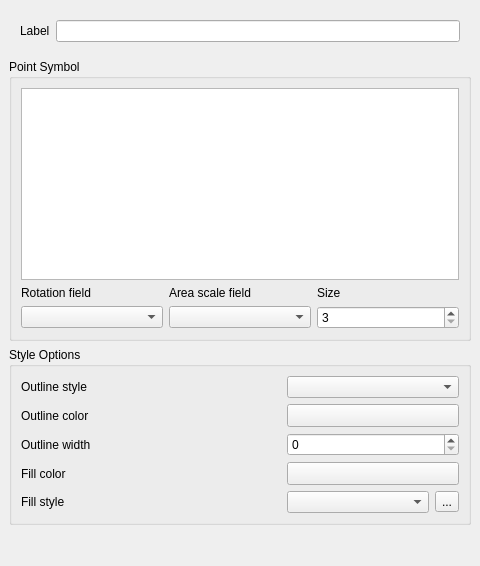
Old version of the form src/ui/qgssinglesymboldialogbase.ui in the repository stopa85/Quantum-GIS.
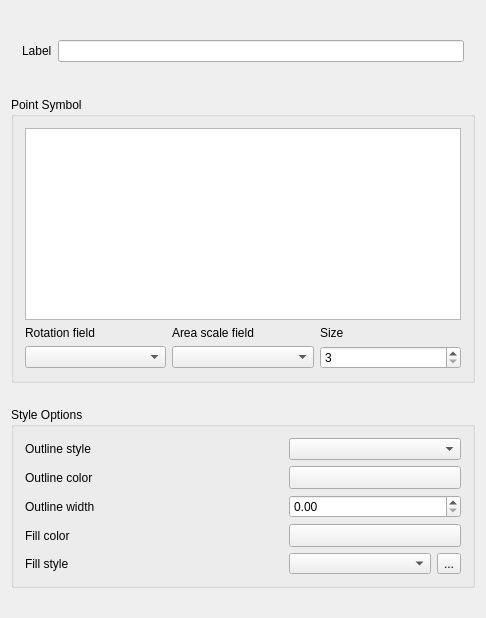
New version of the form. Custom widgets are drawn as their Qt base class.

```diff
--- a/src/ui/qgssinglesymboldialogbase.ui
+++ b/src/ui/qgssinglesymboldialogbase.ui
@@ -5,14 +5,12 @@
    <rect>
     <x>0</x>
     <y>0</y>
-    <width>480</width>
-    <height>566</height>
+    <width>486</width>
+    <height>618</height>
    </rect>
   </property>
   <property name="sizePolicy" >
-   <sizepolicy>
-    <hsizetype>0</hsizetype>
-    <vsizetype>0</vsizetype>
+   <sizepolicy vsizetype="Fixed" hsizetype="Fixed" >
     <horstretch>0</horstretch>
     <verstretch>0</verstretch>
    </sizepolicy>
@@ -21,18 +19,52 @@
    <string>Single Symbol</string>
   </property>
   <layout class="QGridLayout" >
-   <property name="margin" >
-    <number>9</number>
-   </property>
-   <property name="spacing" >
-    <number>6</number>
-   </property>
+   <item row="0" column="0" >
+    <layout class="QHBoxLayout" >
+     <property name="leftMargin" >
+      <number>11</number>
+     </property>
+     <property name="topMargin" >
+      <number>11</number>
+     </property>
+     <property name="rightMargin" >
+      <number>11</number>
+     </property>
+     <property name="bottomMargin" >
+      <number>11</number>
+     </property>
+     <item>
+      <widget class="QLabel" name="mLabel" >
+       <property name="minimumSize" >
+        <size>
+         <width>0</width>
+         <height>22</height>
+        </size>
+       </property>
+       <property name="text" >
+        <string>Label</string>
+       </property>
+       <property name="buddy" >
+        <cstring>mLabelEdit</cstring>
+       </property>
+      </widget>
+     </item>
+     <item>
+      <widget class="QLineEdit" name="mLabelEdit" >
+       <property name="minimumSize" >
+        <size>
+         <width>0</width>
+         <height>22</height>
+        </size>
+       </property>
+      </widget>
+     </item>
+    </layout>
+   </item>
    <item row="1" column="0" >
     <widget class="QGroupBox" name="mGroupPoint" >
      <property name="sizePolicy" >
-      <sizepolicy>
-       <hsizetype>7</hsizetype>
-       <vsizetype>0</vsizetype>
+      <sizepolicy vsizetype="Fixed" hsizetype="Expanding" >
        <horstretch>0</horstretch>
        <verstretch>0</verstretch>
       </sizepolicy>
@@ -41,12 +73,6 @@
       <string>Point Symbol</string>
      </property>
      <layout class="QGridLayout" >
-      <property name="margin" >
-       <number>9</number>
-      </property>
-      <property name="spacing" >
-       <number>6</number>
-      </property>
       <item row="2" column="2" >
        <widget class="QSpinBox" name="mPointSizeSpinBox" >
         <property name="maximum" >
@@ -147,9 +173,7 @@
    <item row="2" column="0" >
     <widget class="QGroupBox" name="groupBox_3" >
      <property name="sizePolicy" >
-      <sizepolicy>
-       <hsizetype>7</hsizetype>
-       <vsizetype>0</vsizetype>
+      <sizepolicy vsizetype="Fixed" hsizetype="Expanding" >
        <horstretch>0</horstretch>
        <verstretch>0</verstretch>
       </sizepolicy>
@@ -158,29 +182,6 @@
       <string>Style Options</string>
      </property>
      <layout class="QGridLayout" >
-      <property name="margin" >
-       <number>9</number>
-      </property>
-      <property name="spacing" >
-       <number>6</number>
-      </property>
-      <item row="4" column="2" >
-       <widget class="QToolButton" name="toolSelectTexture" >
-        <property name="text" >
-         <string>...</string>
-        </property>
-       </widget>
-      </item>
-      <item row="4" column="1" >
-       <widget class="QComboBox" name="cboFillStyle" >
-        <property name="maximumSize" >
-         <size>
-          <width>142</width>
-          <height>16777215</height>
-         </size>
-        </property>
-       </widget>
-      </item>
       <item row="0" column="0" >
        <widget class="QLabel" name="outlinecolorlabel_2" >
         <property name="text" >
@@ -191,6 +192,28 @@
         </property>
        </widget>
       </item>
+      <item row="0" column="1" >
+       <widget class="QComboBox" name="cboOutlineStyle" >
+        <property name="sizePolicy" >
+         <sizepolicy vsizetype="Fixed" hsizetype="Expanding" >
+          <horstretch>0</horstretch>
+          <verstretch>0</verstretch>
+         </sizepolicy>
+        </property>
+        <property name="minimumSize" >
+         <size>
+          <width>0</width>
+          <height>20</height>
+         </size>
+        </property>
+        <property name="maximumSize" >
+         <size>
+          <width>172</width>
+          <height>16777215</height>
+         </size>
+        </property>
+       </widget>
+      </item>
       <item row="1" column="0" >
        <widget class="QLabel" name="outlinecolorlabel" >
         <property name="text" >
@@ -201,13 +224,51 @@
         </property>
        </widget>
       </item>
+      <item row="1" column="1" >
+       <widget class="QgsColorButton" name="btnOutlineColor" >
+        <property name="sizePolicy" >
+         <sizepolicy vsizetype="Fixed" hsizetype="Expanding" >
+          <horstretch>0</horstretch>
+          <verstretch>0</verstretch>
+         </sizepolicy>
+        </property>
+        <property name="minimumSize" >
+         <size>
+          <width>172</width>
+          <height>20</height>
+         </size>
+        </property>
+        <property name="maximumSize" >
+         <size>
+          <width>136</width>
+          <height>16777215</height>
+         </size>
+        </property>
+        <property name="text" >
+         <string/>
+        </property>
+       </widget>
+      </item>
       <item row="2" column="0" >
        <widget class="QLabel" name="outlinewidthlabel" >
         <property name="text" >
          <string>Outline width</string>
         </property>
-        <property name="buddy" >
-         <cstring>outlinewidthspinbox</cstring>
+       </widget>
+      </item>
+      <item row="2" column="1" >
+       <widget class="QDoubleSpinBox" name="outlinewidthspinbox" >
+        <property name="minimumSize" >
+         <size>
+          <width>0</width>
+          <height>20</height>
+         </size>
+        </property>
+        <property name="maximumSize" >
+         <size>
+          <width>172</width>
+          <height>16777215</height>
+         </size>
         </property>
        </widget>
       </item>
@@ -221,6 +282,31 @@
         </property>
        </widget>
       </item>
+      <item row="3" column="1" >
+       <widget class="QgsColorButton" name="btnFillColor" >
+        <property name="sizePolicy" >
+         <sizepolicy vsizetype="Fixed" hsizetype="Expanding" >
+          <horstretch>0</horstretch>
+          <verstretch>0</verstretch>
+         </sizepolicy>
+        </property>
+        <property name="minimumSize" >
+         <size>
+          <width>100</width>
+          <height>20</height>
+         </size>
+        </property>
+        <property name="maximumSize" >
+         <size>
+          <width>172</width>
+          <height>16777215</height>
+         </size>
+        </property>
+        <property name="text" >
+         <string/>
+        </property>
+       </widget>
+      </item>
       <item row="4" column="0" >
        <widget class="QLabel" name="fillcolorlabel_2" >
         <property name="text" >
@@ -231,151 +317,36 @@
         </property>
        </widget>
       </item>
-      <item row="0" column="1" colspan="2" >
-       <widget class="QComboBox" name="cboOutlineStyle" >
-        <property name="sizePolicy" >
-         <sizepolicy>
-          <hsizetype>7</hsizetype>
-          <vsizetype>0</vsizetype>
-          <horstretch>0</horstretch>
-          <verstretch>0</verstretch>
-         </sizepolicy>
-        </property>
-        <property name="maximumSize" >
-         <size>
-          <width>172</width>
-          <height>16777215</height>
-         </size>
-        </property>
-       </widget>
-      </item>
-      <item row="1" column="1" colspan="2" >
-       <widget class="QgsColorButton" name="btnOutlineColor" >
-        <property name="sizePolicy" >
-         <sizepolicy>
-          <hsizetype>7</hsizetype>
-          <vsizetype>0</vsizetype>
-          <horstretch>0</horstretch>
-          <verstretch>0</verstretch>
-         </sizepolicy>
-        </property>
-        <property name="minimumSize" >
-         <size>
-          <width>172</width>
-          <height>0</height>
-         </size>
-        </property>
-        <property name="maximumSize" >
-         <size>
-          <width>136</width>
-          <height>16777215</height>
-         </size>
-        </property>
-        <property name="text" >
-         <string/>
-        </property>
-       </widget>
-      </item>
-      <item row="2" column="1" colspan="2" >
-       <widget class="QSpinBox" name="outlinewidthspinbox" >
-        <property name="sizePolicy" >
-         <sizepolicy>
-          <hsizetype>7</hsizetype>
-          <vsizetype>0</vsizetype>
-          <horstretch>0</horstretch>
-          <verstretch>0</verstretch>
-         </sizepolicy>
-        </property>
-        <property name="maximumSize" >
-         <size>
-          <width>172</width>
-          <height>32767</height>
-         </size>
-        </property>
-        <property name="minimum" >
-         <number>0</number>
-        </property>
-       </widget>
-      </item>
-      <item row="3" column="1" colspan="2" >
-       <widget class="QgsColorButton" name="btnFillColor" >
-        <property name="sizePolicy" >
-         <sizepolicy>
-          <hsizetype>7</hsizetype>
-          <vsizetype>0</vsizetype>
-          <horstretch>0</horstretch>
-          <verstretch>0</verstretch>
-         </sizepolicy>
-        </property>
-        <property name="minimumSize" >
-         <size>
-          <width>100</width>
-          <height>0</height>
-         </size>
-        </property>
-        <property name="maximumSize" >
-         <size>
-          <width>172</width>
-          <height>16777215</height>
-         </size>
-        </property>
-        <property name="text" >
-         <string/>
-        </property>
-       </widget>
+      <item row="4" column="1" >
+       <layout class="QHBoxLayout" >
+        <item>
+         <widget class="QComboBox" name="cboFillStyle" >
+          <property name="minimumSize" >
+           <size>
+            <width>0</width>
+            <height>20</height>
+           </size>
+          </property>
+          <property name="maximumSize" >
+           <size>
+            <width>142</width>
+            <height>16777215</height>
+           </size>
+          </property>
+         </widget>
+        </item>
+        <item>
+         <widget class="QToolButton" name="toolSelectTexture" >
+          <property name="text" >
+           <string>...</string>
+          </property>
+         </widget>
+        </item>
+       </layout>
       </item>
      </layout>
     </widget>
    </item>
-   <item row="0" column="0" >
-    <layout class="QHBoxLayout" >
-     <property name="margin" >
-      <number>11</number>
-     </property>
-     <property name="spacing" >
-      <number>6</number>
-     </property>
-     <item>
-      <widget class="QLabel" name="mLabel" >
-       <property name="minimumSize" >
-        <size>
-         <width>0</width>
-         <height>22</height>
-        </size>
-       </property>
-       <property name="text" >
-        <string>Label</string>
-       </property>
-       <property name="buddy" >
-        <cstring>mLabelEdit</cstring>
-       </property>
-      </widget>
-     </item>
-     <item>
-      <widget class="QLineEdit" name="mLabelEdit" >
-       <property name="minimumSize" >
-        <size>
-         <width>0</width>
-         <height>22</height>
-        </size>
-       </property>
-      </widget>
-     </item>
-    </layout>
-   </item>
-   <item row="3" column="0" >
-    <spacer>
-     <property name="orientation" >
-      <enum>Qt::Vertical</enum>
-     </property>
-     <property name="sizeHint" >
-      <size>
-       <width>462</width>
-       <height>16</height>
-      </size>
-     </property>
-    </spacer>
-   </item>
   </layout>
  </widget>
  <layoutdefault spacing="6" margin="11" />
```
Left out of the diff: 8 changed lines with no effect on the pictures.
